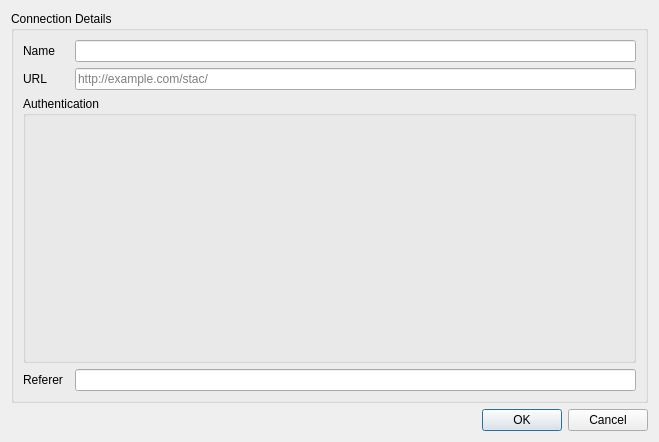
carsmie/QGIS, file src/ui/stac/qgsstacconnectiondialog.ui: the form before one commit.
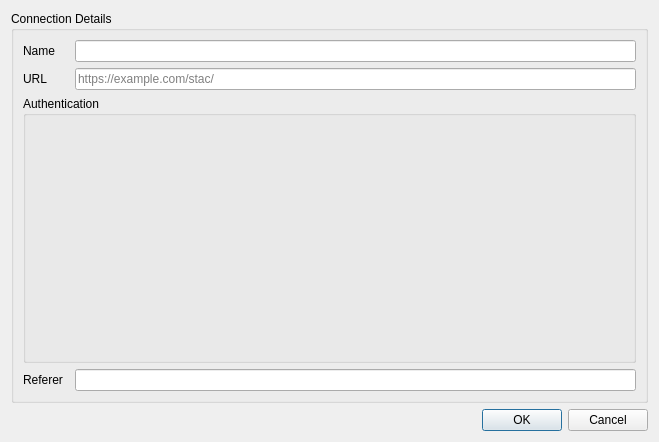
The form after the commit. Custom widgets are drawn as their Qt base class.

Commit message: Use https for example URL

Patch:
```diff
--- a/src/ui/stac/qgsstacconnectiondialog.ui
+++ b/src/ui/stac/qgsstacconnectiondialog.ui
@@ -88,7 +88,7 @@
          <string>URL of the connection</string>
         </property>
         <property name="placeholderText">
-         <string>http://example.com/stac/</string>
+         <string>https://example.com/stac/</string>
         </property>
        </widget>
       </item>
```
